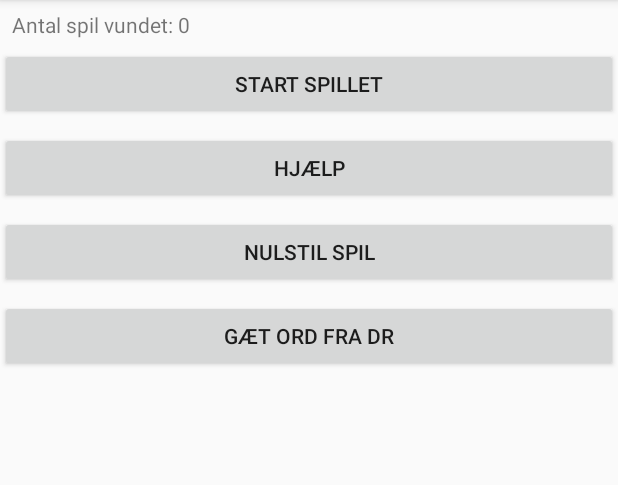
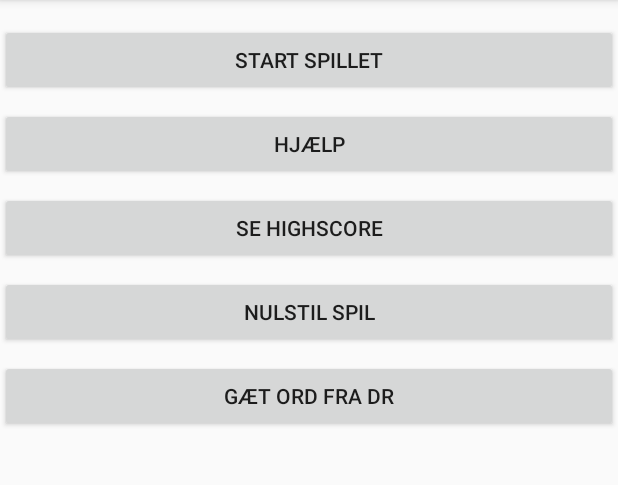
Before and after one commit to ande987a/Galgeleg, an Android app: the screen it shows after launch (StartMenu_act), on a phone screen of 412 x 824 dp, the part 84-569 px from its top. Run offline under Robolectric (Android 15) with nearby library versions, the phone set to English and light mode, and no system bars.

Commit message:
Removed total number of wins from the start menu and made a high score list instead.

```diff
--- a/app/build.gradle
+++ b/app/build.gradle
@@ -24,7 +24,9 @@ dependencies {
     implementation 'androidx.appcompat:appcompat:1.1.0'
     implementation 'androidx.constraintlayout:constraintlayout:1.1.3'
     implementation 'com.github.jinatonic.confetti:confetti:1.1.2'
+    implementation 'com.google.code.gson:gson:2.8.5'
     testImplementation 'junit:junit:4.12'
     androidTestImplementation 'androidx.test.ext:junit:1.1.1'
     androidTestImplementation 'androidx.test.espresso:espresso-core:3.2.0'
+    implementation 'androidx.recyclerview:recyclerview:1.1.0'
 }
--- a/app/src/main/AndroidManifest.xml
+++ b/app/src/main/AndroidManifest.xml
@@ -12,7 +12,8 @@
         android:roundIcon="@mipmap/ic_launcher_round"
         android:supportsRtl="true"
         android:theme="@style/AppTheme">
-        <activity android:name=".Winner_act"></activity>
+        <activity android:name=".Highscore_act"></activity>
+        <activity android:name=".Winner_act" />
         <activity android:name=".Loser_act" />
         <activity android:name=".Help_act" />
         <activity android:name=".Game_act" />
--- a/app/src/main/java/com/example/galgeleg/StartMenu_act.java
+++ b/app/src/main/java/com/example/galgeleg/StartMenu_act.java
@@ -3,44 +3,31 @@ package com.example.galgeleg;
 import androidx.appcompat.app.AppCompatActivity;
 
 import android.content.Intent;
-import android.content.SharedPreferences;
 import android.os.AsyncTask;
 import android.os.Bundle;
-import android.preference.PreferenceManager;
 import android.view.View;
 import android.widget.Button;
-import android.widget.TextView;
 import android.widget.Toast;
 
 public class StartMenu_act extends AppCompatActivity implements View.OnClickListener {
-    private Button playButton, helpButton, resetButton, drButton;
-    private TextView winsView;
-    private int totalWinsInt;
-    private String totalwins;
-    private SharedPreferences prefs;
+    private Button playButton, helpButton, resetButton, drButton, highscoreButton;
 
     @Override
     protected void onCreate(Bundle savedInstanceState) {
         super.onCreate(savedInstanceState);
-        setContentView(R.layout.activity_start_menu_akt);
+        setContentView(R.layout.activity_start_menu_act);
 
-        playButton =findViewById(R.id.startGame);
-        helpButton =findViewById(R.id.help);
-        resetButton =findViewById(R.id.reset);
-        drButton =findViewById(R.id.DR);
-
-        winsView = findViewById(R.id.wins);
+        playButton = findViewById(R.id.startGame);
+        helpButton = findViewById(R.id.help);
+        resetButton = findViewById(R.id.reset);
+        drButton = findViewById(R.id.DR);
+        highscoreButton = findViewById(R.id.highscore);
 
         playButton.setOnClickListener(this);
         helpButton.setOnClickListener(this);
         resetButton.setOnClickListener(this);
         drButton.setOnClickListener(this);
-
-        prefs = PreferenceManager.getDefaultSharedPreferences(this);
-        totalWinsInt =prefs.getInt("wins",0);
-        totalwins =Integer.toString(totalWinsInt);
-        winsView.setText(totalwins);
-
+        highscoreButton.setOnClickListener(this);
     }
 
     @Override
@@ -53,6 +40,11 @@ public class StartMenu_act extends AppCompatActivity implements View.OnClickList
 
         if (v==helpButton){
             Intent i = new Intent(this, Help_act.class);
+            startActivity(i);
+        }
+
+        if (v==highscoreButton){
+            Intent i = new Intent(this, Highscore_act.class);
             startActivity(i);
         }
 
@@ -88,14 +80,4 @@ public class StartMenu_act extends AppCompatActivity implements View.OnClickList
 
         }
     }
-    @Override
-    public void onResume(){
-        super.onResume();
-        prefs = PreferenceManager.getDefaultSharedPreferences(this);
-        totalWinsInt =prefs.getInt("wins",0);
-        totalwins =Integer.toString(totalWinsInt);
-        winsView.setText(totalwins);
-    }
-
-
 }
--- a/app/src/main/res/layout/activity_help_act.xml
+++ b/app/src/main/res/layout/activity_help_act.xml
@@ -8,10 +8,10 @@
 
     <TextView
         android:id="@+id/textView"
-        android:layout_width="284dp"
-        android:layout_height="123dp"
+        android:layout_width="0dp"
+        android:layout_height="wrap_content"
         android:layout_marginStart="8dp"
-        android:layout_marginTop="24dp"
+        android:layout_marginTop="8dp"
         android:layout_marginEnd="8dp"
         android:text="Galgespil går ud på er at man skal gætte et ord. Man skal gætte ét bogstav af gangen og hvis man svarer forkert 7 gange taber man. Hvis man derimod gætter ordet inden man får 7 forkerte, vinder man spillet."
         app:layout_constraintEnd_toEndOf="parent"
--- a/app/src/main/res/layout/activity_start_menu_akt.xml
+++ b/app/src/main/res/layout/activity_start_menu_act.xml
@@ -13,17 +13,17 @@
         android:layout_marginTop="8dp"
         android:text="Nulstil spil"
         app:layout_constraintEnd_toEndOf="parent"
-        app:layout_constraintHorizontal_bias="0.0"
         app:layout_constraintStart_toStartOf="parent"
-        app:layout_constraintTop_toBottomOf="@+id/help" />
+        app:layout_constraintTop_toBottomOf="@+id/highscore" />
 
     <Button
         android:id="@+id/startGame"
         android:layout_width="0dp"
         android:layout_height="48dp"
-        android:layout_marginTop="32dp"
+        android:layout_marginTop="16dp"
         android:text="Start spillet"
         app:layout_constraintEnd_toEndOf="parent"
+        app:layout_constraintHorizontal_bias="0.0"
         app:layout_constraintStart_toStartOf="parent"
         app:layout_constraintTop_toTopOf="parent" />
 
@@ -47,28 +47,16 @@
         app:layout_constraintStart_toStartOf="parent"
         app:layout_constraintTop_toBottomOf="@+id/reset" />
 
-    <TextView
-        android:id="@+id/textView2"
+    <Button
+        android:id="@+id/highscore"
         android:layout_width="0dp"
-        android:layout_height="19dp"
-        android:layout_marginStart="8dp"
+        android:layout_height="48dp"
         android:layout_marginTop="8dp"
-        android:layout_marginBottom="8dp"
-        android:text="Antal spil vundet: "
-        app:layout_constraintBottom_toTopOf="@+id/startGame"
+        android:text="Se Highscore"
+        app:layout_constraintEnd_toEndOf="parent"
         app:layout_constraintStart_toStartOf="parent"
-        app:layout_constraintTop_toTopOf="parent" />
+        app:layout_constraintTop_toBottomOf="@+id/help" />
 
-    <TextView
-        android:id="@+id/wins"
-        android:layout_width="0dp"
-        android:layout_height="19dp"
-        android:layout_marginTop="8dp"
-        android:layout_marginBottom="8dp"
-        android:text="0"
-        app:layout_constraintBottom_toTopOf="@+id/startGame"
-        app:layout_constraintEnd_toEndOf="parent"
-        app:layout_constraintStart_toEndOf="@+id/textView2"
-        app:layout_constraintTop_toTopOf="parent" />
+
 
 </androidx.constraintlayout.widget.ConstraintLayout>
```
Also changed, not shown: app/src/main/java/com/example/galgeleg/Game_act.java (+25 -3 lines), app/src/main/java/com/example/galgeleg/Highscore_act.java (added, +97 -0 lines), app/src/main/res/layout/activity_highscore_act.xml (added, +32 -0 lines), app/src/main/res/layout/activity_game_act.xml (renamed from app/src/main/res/layout/activity_game.xml).
